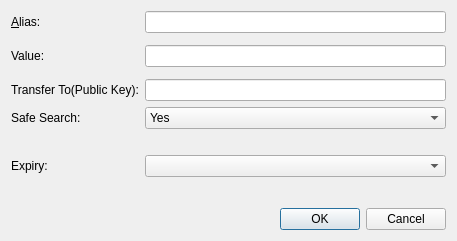
sschepis/syscoin2, file src/qt/forms/editaliasdialog.ui: the form before one commit.
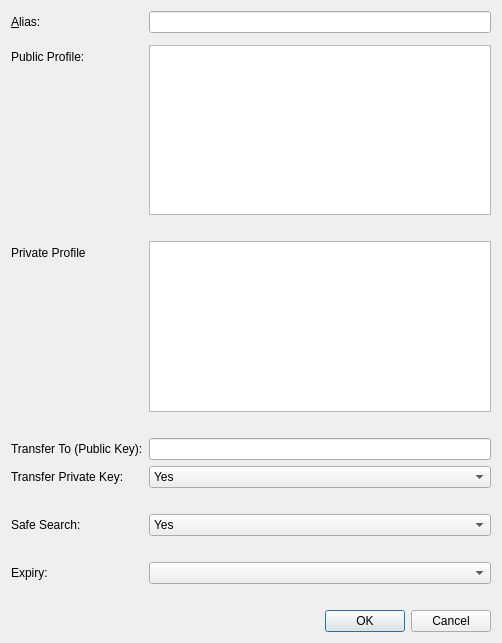
The form after the commit. Custom widgets are drawn as their Qt base class.

Commit message: require alias input to offer services

```diff
--- a/src/qt/forms/editaliasdialog.ui
+++ b/src/qt/forms/editaliasdialog.ui
@@ -6,8 +6,8 @@
    <rect>
     <x>0</x>
     <y>0</y>
-    <width>457</width>
-    <height>241</height>
+    <width>502</width>
+    <height>643</height>
    </rect>
   </property>
   <property name="windowTitle">
@@ -42,44 +42,82 @@
      <item row="2" column="0">
       <widget class="QLabel" name="label">
        <property name="text">
-        <string>Value:</string>
-       </property>
-       <property name="buddy">
-        <cstring>nameEdit</cstring>
+        <string>Public Profile:</string>
        </property>
       </widget>
      </item>
      <item row="2" column="1">
-      <widget class="QLineEdit" name="nameEdit">
-       <property name="toolTip">
-        <string>The value associated with this alias.</string>
-       </property>
-      </widget>
+      <widget class="QPlainTextEdit" name="nameEdit"/>
      </item>
      <item row="3" column="1">
-      <layout class="QVBoxLayout" name="verticalLayout_3"/>
+      <widget class="QLabel" name="publicDisclaimer">
+       <property name="text">
+        <string/>
+       </property>
+       <property name="wordWrap">
+        <bool>true</bool>
+       </property>
+      </widget>
      </item>
      <item row="4" column="0">
-      <widget class="QLabel" name="transferLabel">
+      <widget class="QLabel" name="label_4">
        <property name="text">
-        <string>Transfer To(Public Key):</string>
-       </property>
-       <property name="wordWrap">
-        <bool>true</bool>
+        <string>Private Profile</string>
        </property>
       </widget>
      </item>
      <item row="4" column="1">
+      <layout class="QVBoxLayout" name="verticalLayout_3">
+       <item>
+        <widget class="QPlainTextEdit" name="privateEdit"/>
+       </item>
+       <item>
+        <widget class="QLabel" name="privateDisclaimer">
+         <property name="text">
+          <string/>
+         </property>
+         <property name="wordWrap">
+          <bool>true</bool>
+         </property>
+        </widget>
+       </item>
+      </layout>
+     </item>
+     <item row="6" column="0">
+      <widget class="QLabel" name="transferLabel">
+       <property name="text">
+        <string>Transfer To (Public Key):</string>
+       </property>
+       <property name="wordWrap">
+        <bool>false</bool>
+       </property>
+      </widget>
+     </item>
+     <item row="6" column="1">
       <widget class="QLineEdit" name="transferEdit"/>
      </item>
-     <item row="5" column="0">
+     <item row="7" column="1">
+      <widget class="QComboBox" name="transferKeyEdit">
+       <item>
+        <property name="text">
+         <string>Yes</string>
+        </property>
+       </item>
+       <item>
+        <property name="text">
+         <string>No</string>
+        </property>
+       </item>
+      </widget>
+     </item>
+     <item row="9" column="0">
       <widget class="QLabel" name="labelSafeSearch">
        <property name="text">
         <string>Safe Search:</string>
        </property>
       </widget>
      </item>
-     <item row="5" column="1">
+     <item row="9" column="1">
       <layout class="QVBoxLayout" name="verticalLayout_4">
        <item>
         <widget class="QComboBox" name="safeSearchEdit">
@@ -97,7 +135,7 @@
        </item>
       </layout>
      </item>
-     <item row="6" column="1">
+     <item row="10" column="1">
       <widget class="QLabel" name="safeSearchDisclaimer">
        <property name="text">
         <string/>
@@ -107,17 +145,17 @@
        </property>
       </widget>
      </item>
-     <item row="7" column="1">
-      <widget class="QComboBox" name="expiryEdit"/>
-     </item>
-     <item row="7" column="0">
+     <item row="11" column="0">
       <widget class="QLabel" name="label_3">
        <property name="text">
         <string>Expiry:</string>
        </property>
       </widget>
      </item>
-     <item row="8" column="1">
+     <item row="11" column="1">
+      <widget class="QComboBox" name="expiryEdit"/>
+     </item>
+     <item row="12" column="1">
       <widget class="QLabel" name="expiryDisclaimer">
        <property name="text">
         <string/>
@@ -127,6 +165,23 @@
        </property>
       </widget>
      </item>
+     <item row="8" column="1">
+      <widget class="QLabel" name="transferKeyDisclaimer">
+       <property name="text">
+        <string/>
+       </property>
+       <property name="wordWrap">
+        <bool>true</bool>
+       </property>
+      </widget>
+     </item>
+     <item row="7" column="0">
+      <widget class="QLabel" name="transferKeyLabel">
+       <property name="text">
+        <string>Transfer Private Key:</string>
+       </property>
+      </widget>
+     </item>
     </layout>
    </item>
    <item>
```
The commit also changes 1 other file.
